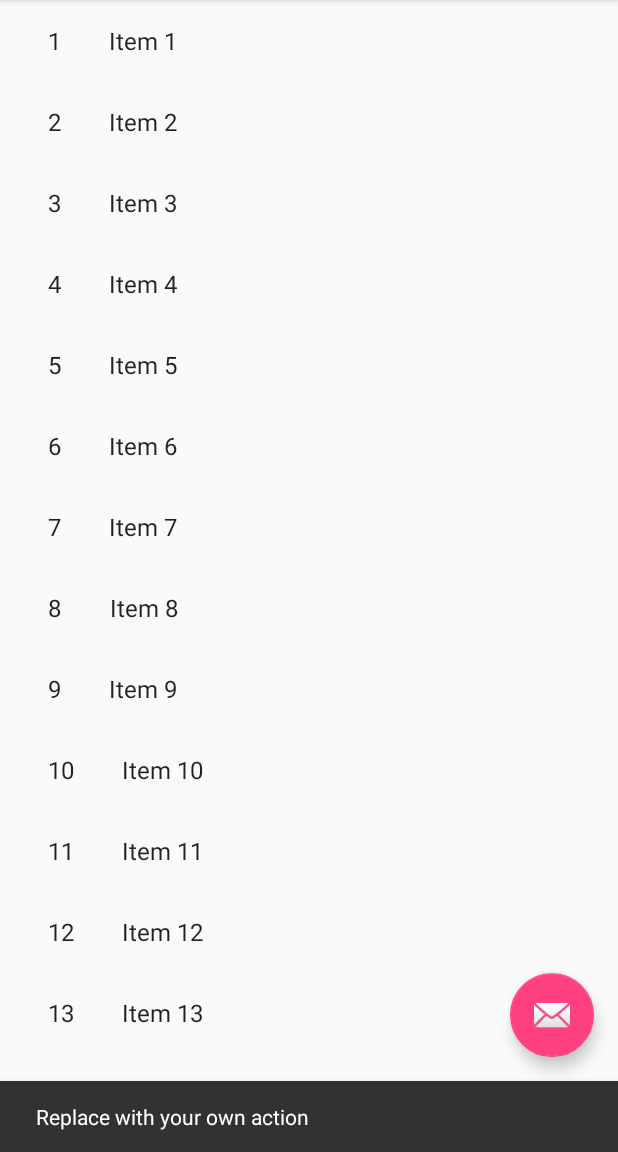
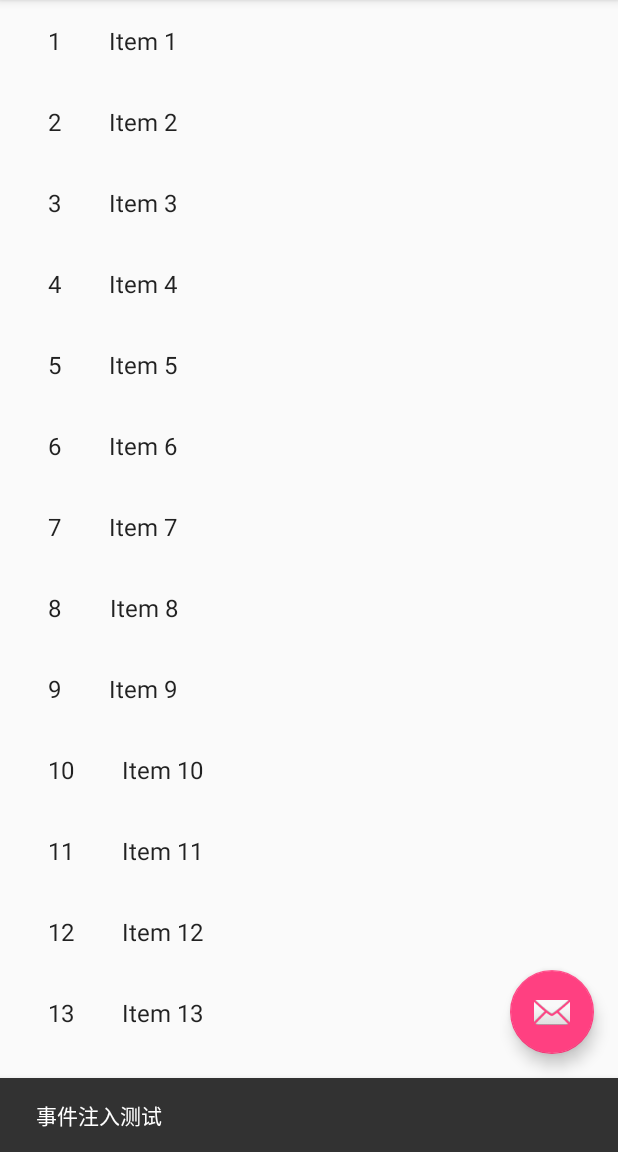
Before and after one commit to wyouflf/xUtils3, an Android app: the screen it shows after launch (ItemListActivity), after a tap on an icon or button, on a phone screen of 412 x 824 dp, the part 84-1236 px from its top. Run offline under Robolectric (Android 15) with nearby library versions, the phone set to English and light mode, and no system bars.

Commit message:
update sample 加入事件注解示例

```diff
--- a/sample/src/main/java/org/xutils/sample/ItemListActivity.java
+++ b/sample/src/main/java/org/xutils/sample/ItemListActivity.java
@@ -4,19 +4,21 @@ import android.content.Context;
 import android.content.Intent;
 import android.os.Bundle;
 import android.support.annotation.NonNull;
+import android.support.design.widget.Snackbar;
 import android.support.v7.app.AppCompatActivity;
-import android.support.v7.widget.LinearLayoutManager;
 import android.support.v7.widget.RecyclerView;
 import android.support.v7.widget.Toolbar;
-import android.support.design.widget.FloatingActionButton;
-import android.support.design.widget.Snackbar;
 import android.view.LayoutInflater;
 import android.view.View;
 import android.view.ViewGroup;
 import android.widget.TextView;
+import android.widget.Toast;
 
-
+import org.xutils.event.annotation.ContentView;
+import org.xutils.event.annotation.Event;
+import org.xutils.event.annotation.ViewInject;
 import org.xutils.sample.dummy.DummyContent;
+import org.xutils.x;
 
 import java.util.List;
 
@@ -28,6 +30,7 @@ import java.util.List;
  * item details. On tablets, the activity presents the list of items and
  * item details side-by-side using two vertical panes.
  */
+@ContentView(R.layout.activity_item_list)
 public class ItemListActivity extends AppCompatActivity {
 
     /**
@@ -36,29 +39,26 @@ public class ItemListActivity extends AppCompatActivity {
      */
     private boolean mTwoPane;
 
+    @ViewInject(R.id.toolbar)
+    private Toolbar toolbar;
+
+    @ViewInject(R.id.item_list)
+    private RecyclerView item_list;
+
+    @ViewInject(R.id.item_detail_container)
+    private View item_detail_container;
+
     @Override
     protected void onCreate(Bundle savedInstanceState) {
         super.onCreate(savedInstanceState);
-        setContentView(R.layout.activity_item_list);
+        x.view().inject(this);
 
-        Toolbar toolbar = (Toolbar) findViewById(R.id.toolbar);
         setSupportActionBar(toolbar);
         toolbar.setTitle(getTitle());
 
-        FloatingActionButton fab = (FloatingActionButton) findViewById(R.id.fab);
-        fab.setOnClickListener(new View.OnClickListener() {
-            @Override
-            public void onClick(View view) {
-                Snackbar.make(view, "Replace with your own action", Snackbar.LENGTH_LONG)
-                        .setAction("Action", null).show();
-            }
-        });
+        setupRecyclerView(item_list);
 
-        View recyclerView = findViewById(R.id.item_list);
-        assert recyclerView != null;
-        setupRecyclerView((RecyclerView) recyclerView);
-
-        if (findViewById(R.id.item_detail_container) != null) {
+        if (item_detail_container != null) {
             // The detail container view will be present only in the
             // large-screen layouts (res/values-w900dp).
             // If this view is present, then the
@@ -66,6 +66,16 @@ public class ItemListActivity extends AppCompatActivity {
             mTwoPane = true;
         }
     }
+
+    @Event(R.id.fab)
+    private void onFabClick(View view) {
+        Snackbar.make(view, "事件注入测试", Snackbar.LENGTH_LONG).show();
+    }
+
+//    @Event(value = R.id.xxx, type = AdapterView.OnItemClickListener.class)
+//    private void onItemClick(AdapterView<?> parent, View view, int position, long id) {
+//        // sample
+//    }
 
     private void setupRecyclerView(@NonNull RecyclerView recyclerView) {
         recyclerView.setAdapter(new SimpleItemRecyclerViewAdapter(DummyContent.ITEMS));
@@ -122,15 +132,22 @@ public class ItemListActivity extends AppCompatActivity {
 
         public class ViewHolder extends RecyclerView.ViewHolder {
             public final View mView;
-            public final TextView mIdView;
-            public final TextView mContentView;
             public DummyContent.DummyItem mItem;
+
+            @ViewInject(R.id.id)
+            public TextView mIdView;
+            @ViewInject(R.id.content)
+            public TextView mContentView;
 
             public ViewHolder(View view) {
                 super(view);
                 mView = view;
-                mIdView = (TextView) view.findViewById(R.id.id);
-                mContentView = (TextView) view.findViewById(R.id.content);
+                x.view().inject(this, mView);
+            }
+
+            @Event(R.id.id) // 控件太小不容易点击
+            private void onIdClick(View view) {
+                Toast.makeText(x.app(), "id:" + mIdView.getText(), Toast.LENGTH_SHORT).show();
             }
 
             @Override
```
Also changed, not shown: sample/src/main/java/org/xutils/sample/ItemDetailActivity.java (+21 -16 lines), sample/src/main/java/org/xutils/sample/ItemDetailFragment.java (+8 -2 lines).
